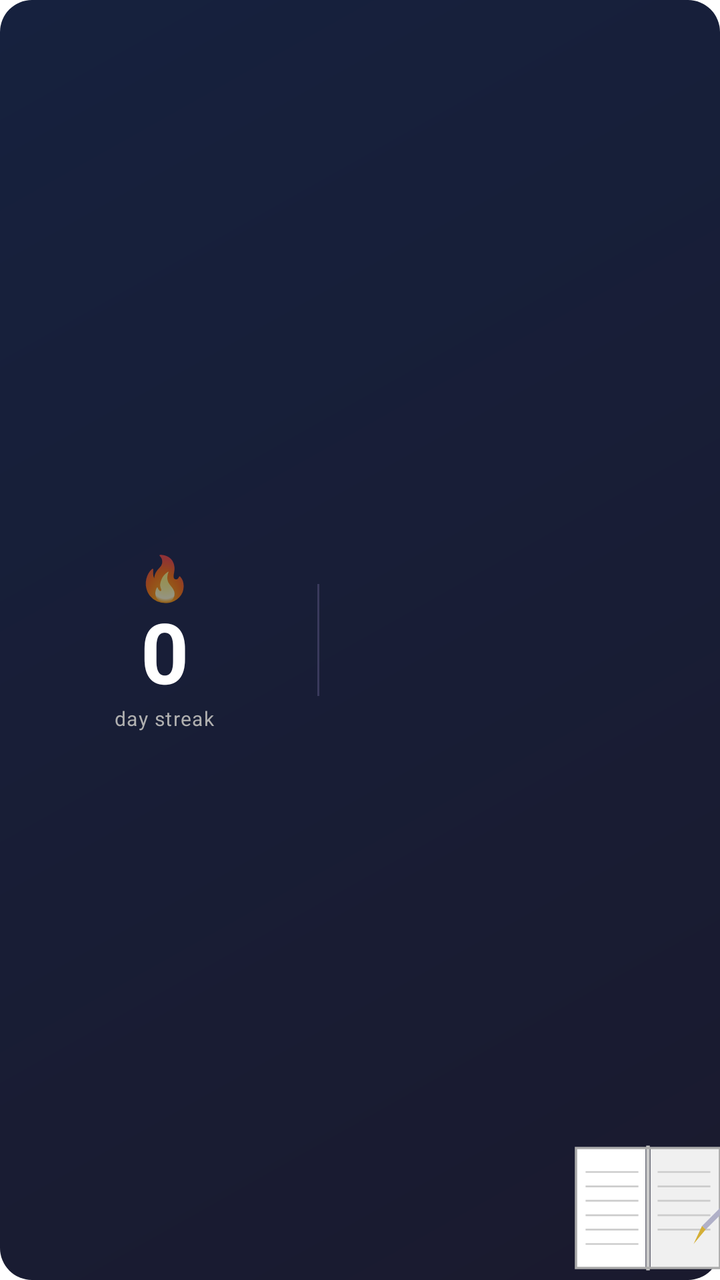
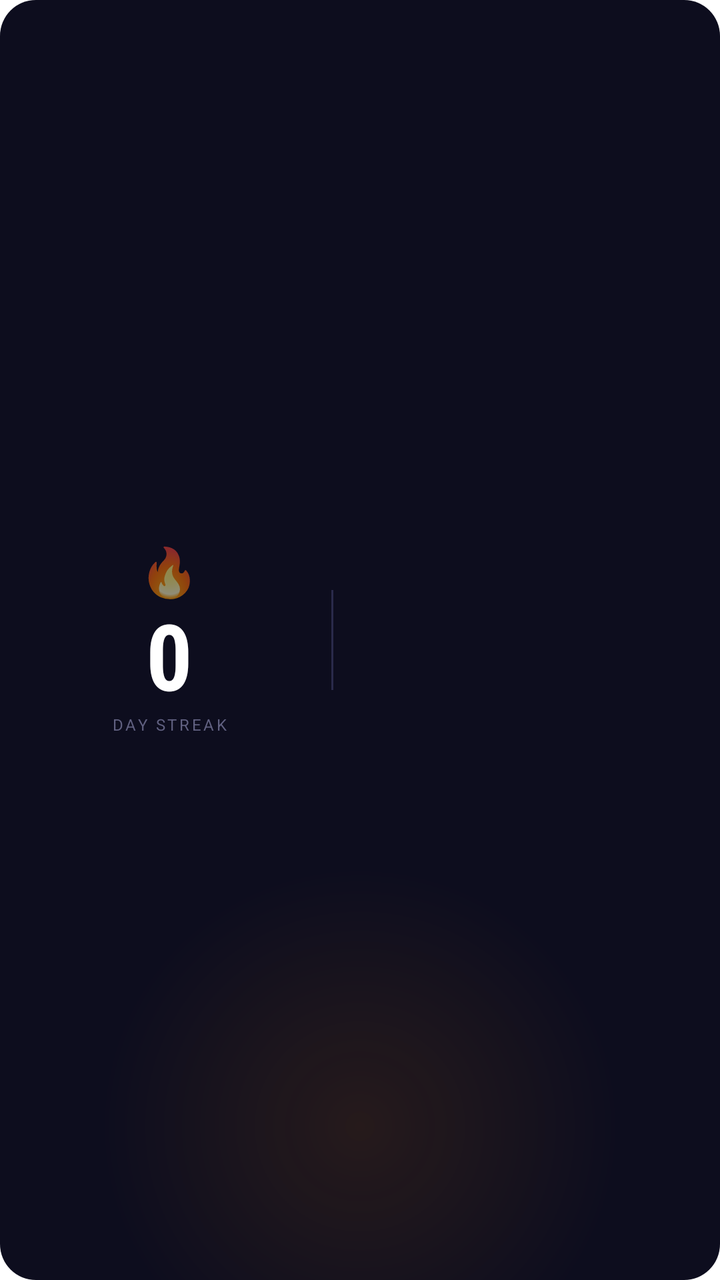

Compare the two renders of this Android layout. The source of the first and the diff that turns it into the second are given below.
<!-- AndroidManifest.xml: fallback theme Theme.MaterialComponents.DayNight.NoActionBar -->
<!-- res/layout/widget_notes_streak_4x2.xml -->
<?xml version="1.0" encoding="utf-8"?>
<LinearLayout xmlns:android="http://schemas.android.com/apk/res/android"
    android:id="@+id/widget_root"
    android:layout_width="match_parent"
    android:layout_height="match_parent"
    android:orientation="horizontal"
    android:gravity="center_vertical"
    android:padding="14dp"
    android:background="@drawable/widget_background">

    
    <LinearLayout
        android:layout_width="0dp"
        android:layout_height="match_parent"
        android:layout_weight="1"
        android:orientation="vertical"
        android:gravity="center">

        <TextView
            android:layout_width="wrap_content"
            android:layout_height="wrap_content"
            android:text="🔥"
            android:textSize="22sp"
            android:gravity="center" />

        <TextView
            android:id="@+id/tv_streak_count"
            android:layout_width="wrap_content"
            android:layout_height="wrap_content"
            android:text="0"
            android:textSize="42sp"
            android:textStyle="bold"
            android:textColor="#FFFFFF"
            android:gravity="center"
            android:includeFontPadding="false" />

        <TextView
            android:layout_width="wrap_content"
            android:layout_height="wrap_content"
            android:text="@string/label_day_streak"
            android:textSize="10sp"
            android:textColor="#B0B0B0"
            android:gravity="center"
            android:letterSpacing="0.05" />

    </LinearLayout>

    
    <View
        android:layout_width="1dp"
        android:layout_height="56dp"
        android:layout_gravity="center_vertical"
        android:layout_marginStart="8dp"
        android:layout_marginEnd="8dp"
        android:background="#3A3A5C" />

    
    <LinearLayout
        android:layout_width="0dp"
        android:layout_height="match_parent"
        android:layout_weight="1.3"
        android:orientation="vertical"
        android:gravity="center_vertical"
        android:paddingStart="4dp">

        
        <TextView
            android:id="@+id/tv_logged_status"
            android:layout_width="wrap_content"
            android:layout_height="wrap_content"
            android:text=""
            android:textSize="18sp"
            android:textStyle="bold"
            android:textColor="#9E9E9E" />

        
        <TextView
            android:id="@+id/tv_longest_streak"
            android:layout_width="wrap_content"
            android:layout_height="wrap_content"
            android:layout_marginTop="10dp"
            android:text=""
            android:textSize="12sp"
            android:textColor="#7A7A9A" />

    </LinearLayout>

</LinearLayout>
<!-- resources referenced by this layout -->
<resources>
  <!-- drawable widget_background (drawable) -->
  <?xml version="1.0" encoding="utf-8"?>
  <layer-list xmlns:android="http://schemas.android.com/apk/res/android">
  
      
      <item>
          <shape android:shape="rectangle">
              <gradient
                  android:type="linear"
                  android:angle="135"
                  android:startColor="#1A1A2E"
                  android:endColor="#16213E" />
              <corners android:radius="16dp" />
          </shape>
      </item>
  
      
      <item
          android:drawable="@drawable/ic_writing_motif"
          android:gravity="bottom|end"
          android:right="-12dp"
          android:bottom="-12dp"
          android:width="96dp"
          android:height="96dp"
          android:alpha="0.12" />
  
  </layer-list>
  <string name="label_day_streak">day streak</string>
  <!-- drawable ic_writing_motif: vector/xml drawable (drawable, 3204 chars, omitted) -->
</resources>

<!-- the commit's change to res/layout/widget_notes_streak_4x2.xml (unified diff, before → after) -->
@@ -5,7 +5,7 @@
     android:layout_height="match_parent"
     android:orientation="horizontal"
     android:gravity="center_vertical"
-    android:padding="14dp"
+    android:padding="16dp"
     android:background="@drawable/widget_background">
 
     
@@ -20,16 +20,18 @@
             android:layout_width="wrap_content"
             android:layout_height="wrap_content"
             android:text="🔥"
-            android:textSize="22sp"
-            android:gravity="center" />
+            android:textSize="24sp"
+            android:includeFontPadding="false" />
 
         <TextView
             android:id="@+id/tv_streak_count"
             android:layout_width="wrap_content"
             android:layout_height="wrap_content"
+            android:layout_marginTop="2dp"
             android:text="0"
-            android:textSize="42sp"
+            android:textSize="46sp"
             android:textStyle="bold"
+            android:fontFamily="sans-serif-condensed"
             android:textColor="#FFFFFF"
             android:gravity="center"
             android:includeFontPadding="false" />
@@ -37,33 +39,31 @@
         <TextView
             android:layout_width="wrap_content"
             android:layout_height="wrap_content"
-            android:text="@string/label_day_streak"
-            android:textSize="10sp"
-            android:textColor="#B0B0B0"
-            android:gravity="center"
-            android:letterSpacing="0.05" />
+            android:text="DAY STREAK"
+            android:textSize="8sp"
+            android:textColor="#606080"
+            android:letterSpacing="0.15"
+            android:gravity="center" />
 
     </LinearLayout>
 
     
     <View
         android:layout_width="1dp"
-        android:layout_height="56dp"
+        android:layout_height="50dp"
         android:layout_gravity="center_vertical"
-        android:layout_marginStart="8dp"
-        android:layout_marginEnd="8dp"
-        android:background="#3A3A5C" />
+        android:layout_marginStart="12dp"
+        android:layout_marginEnd="12dp"
+        android:background="#2A2A4A" />
 
     
     <LinearLayout
         android:layout_width="0dp"
         android:layout_height="match_parent"
-        android:layout_weight="1.3"
+        android:layout_weight="1.2"
         android:orientation="vertical"
-        android:gravity="center_vertical"
-        android:paddingStart="4dp">
+        android:gravity="center_vertical">
 
-        
         <TextView
             android:id="@+id/tv_logged_status"
             android:layout_width="wrap_content"
@@ -73,15 +73,14 @@
             android:textStyle="bold"
             android:textColor="#9E9E9E" />
 
-        
         <TextView
             android:id="@+id/tv_longest_streak"
             android:layout_width="wrap_content"
             android:layout_height="wrap_content"
-            android:layout_marginTop="10dp"
+            android:layout_marginTop="8dp"
             android:text=""
-            android:textSize="12sp"
-            android:textColor="#7A7A9A" />
+            android:textSize="11sp"
+            android:textColor="#404060" />
 
     </LinearLayout>
 
<!-- resource entries referenced after the edit -->
@@ -4,30 +4,26 @@
   <?xml version="1.0" encoding="utf-8"?>
   <layer-list xmlns:android="http://schemas.android.com/apk/res/android">
   
-      
+      <item>
+          <shape android:shape="rectangle">
+              <solid android:color="#0D0D1E" />
+              <corners android:radius="18dp" />
+          </shape>
+      </item>
+  
       <item>
           <shape android:shape="rectangle">
               <gradient
-                  android:type="linear"
-                  android:angle="135"
-                  android:startColor="#1A1A2E"
-                  android:endColor="#16213E" />
-              <corners android:radius="16dp" />
+                  android:type="radial"
+                  android:gradientRadius="130dp"
+                  android:centerX="0.5"
+                  android:centerY="0.88"
+                  android:startColor="#1AFF8C00"
+                  android:endColor="#00FF8C00" />
+              <corners android:radius="18dp" />
           </shape>
       </item>
   
-      
-      <item
-          android:drawable="@drawable/ic_writing_motif"
-          android:gravity="bottom|end"
-          android:right="-12dp"
-          android:bottom="-12dp"
-          android:width="96dp"
-          android:height="96dp"
-          android:alpha="0.12" />
-  
   </layer-list>
-  <string name="label_day_streak">day streak</string>
-  <!-- drawable ic_writing_motif: vector/xml drawable (drawable, 3204 chars, omitted) -->
 </resources>
 
